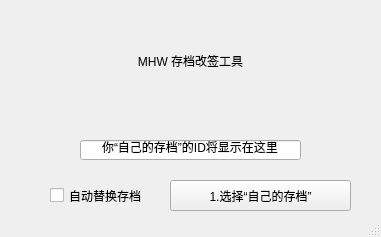
Above: mainwindow.ui from BadFishy/MHW-Save-ID-Changer before the change. Below: the same form after it.
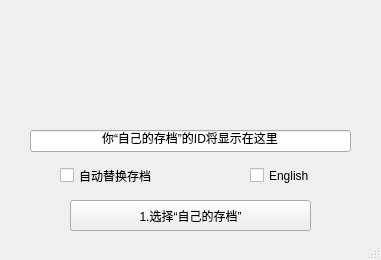
That is the form after the change.

```diff
--- a/mainwindow.ui
+++ b/mainwindow.ui
@@ -7,49 +7,36 @@
     <x>0</x>
     <y>0</y>
     <width>381</width>
-    <height>237</height>
+    <height>260</height>
    </rect>
   </property>
   <property name="minimumSize">
    <size>
     <width>381</width>
-    <height>237</height>
+    <height>260</height>
    </size>
   </property>
   <property name="maximumSize">
    <size>
     <width>381</width>
-    <height>237</height>
+    <height>260</height>
    </size>
   </property>
   <property name="windowTitle">
    <string>MainWindow</string>
   </property>
   <widget class="QWidget" name="centralWidget">
-   <widget class="QPushButton" name="pushButton">
-    <property name="geometry">
-     <rect>
-      <x>170</x>
-      <y>180</y>
-      <width>181</width>
-      <height>31</height>
-     </rect>
-    </property>
-    <property name="text">
-     <string>1.选择“自己的存档”</string>
-    </property>
-   </widget>
    <widget class="QLabel" name="label">
     <property name="geometry">
      <rect>
       <x>0</x>
       <y>0</y>
       <width>381</width>
-      <height>121</height>
+      <height>131</height>
      </rect>
     </property>
     <property name="text">
-     <string>MHW 存档改签工具</string>
+     <string/>
     </property>
     <property name="textFormat">
      <enum>Qt::AutoText</enum>
@@ -58,20 +45,23 @@
      <set>Qt::AlignCenter</set>
     </property>
    </widget>
-   <widget class="QLineEdit" name="lineEdit">
+   <widget class="QPushButton" name="pushButton">
     <property name="geometry">
      <rect>
-      <x>80</x>
-      <y>140</y>
-      <width>221</width>
-      <height>20</height>
+      <x>70</x>
+      <y>200</y>
+      <width>241</width>
+      <height>31</height>
      </rect>
     </property>
+    <property name="sizePolicy">
+     <sizepolicy hsizetype="Minimum" vsizetype="Minimum">
+      <horstretch>0</horstretch>
+      <verstretch>0</verstretch>
+     </sizepolicy>
+    </property>
     <property name="text">
-     <string>你“自己的存档”的ID将显示在这里</string>
-    </property>
-    <property name="alignment">
-     <set>Qt::AlignCenter</set>
+     <string>1.选择“自己的存档”</string>
     </property>
    </widget>
    <widget class="QCheckBox" name="checkBox">
@@ -80,12 +70,18 @@
     </property>
     <property name="geometry">
      <rect>
-      <x>50</x>
-      <y>180</y>
+      <x>60</x>
+      <y>160</y>
       <width>101</width>
       <height>31</height>
      </rect>
     </property>
+    <property name="sizePolicy">
+     <sizepolicy hsizetype="Fixed" vsizetype="Fixed">
+      <horstretch>0</horstretch>
+      <verstretch>0</verstretch>
+     </sizepolicy>
+    </property>
     <property name="text">
      <string>自动替换存档</string>
     </property>
@@ -96,6 +92,35 @@
      <bool>false</bool>
     </property>
    </widget>
+   <widget class="QLineEdit" name="lineEdit">
+    <property name="geometry">
+     <rect>
+      <x>30</x>
+      <y>130</y>
+      <width>321</width>
+      <height>22</height>
+     </rect>
+    </property>
+    <property name="text">
+     <string>你“自己的存档”的ID将显示在这里</string>
+    </property>
+    <property name="alignment">
+     <set>Qt::AlignCenter</set>
+    </property>
+   </widget>
+   <widget class="QCheckBox" name="checkBox2">
+    <property name="geometry">
+     <rect>
+      <x>250</x>
+      <y>160</y>
+      <width>81</width>
+      <height>31</height>
+     </rect>
+    </property>
+    <property name="text">
+     <string>English</string>
+    </property>
+   </widget>
   </widget>
   <widget class="QStatusBar" name="statusBar"/>
   <action name="actionreadme">
```
